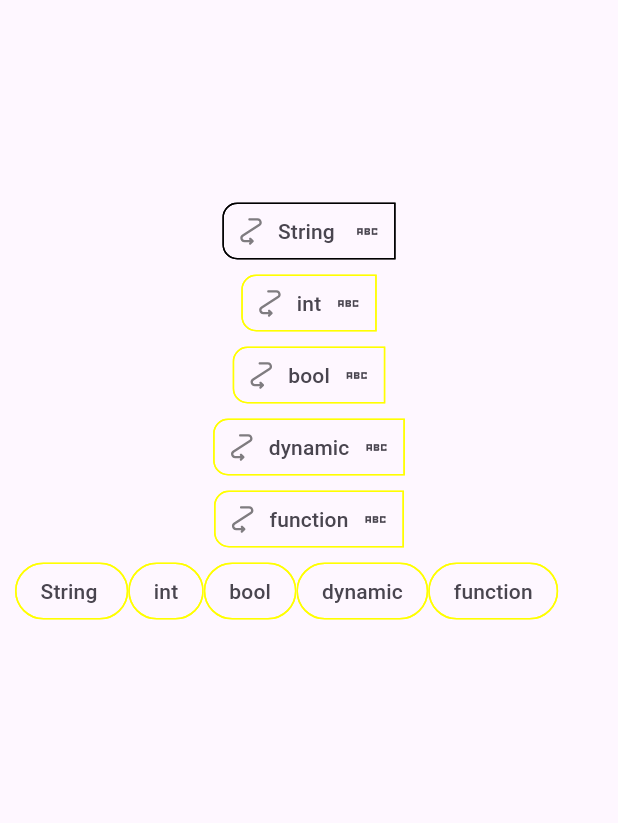
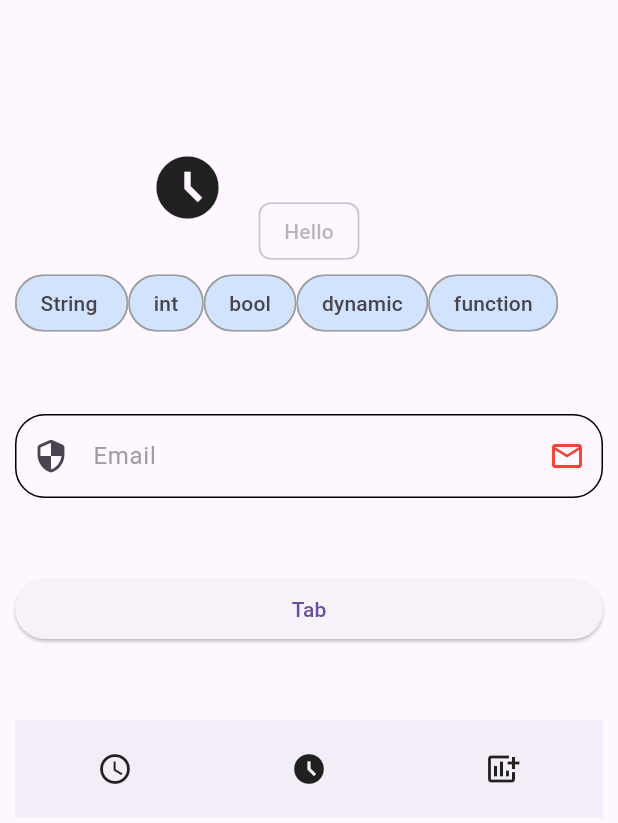
Before and after one commit to Mehrankhan-METRA-RGB/QuickUI, a Flutter app: the screen it shows after launch, on a phone screen of 412 x 824 dp. Shown: the top 823 px of the screen. Run offline on Flutter 3.47's test engine with Material 3 defaults, Android fonts, the phone set to English and light mode, and no system bars; our stand-ins replace cached_network_image, flutter_svg.

Commit message:
floating widget done, optimize some code

```diff
--- a/quick_ui/example/lib/main.dart
+++ b/quick_ui/example/lib/main.dart
@@ -41,8 +41,7 @@ class _ExampleState extends State<Example> {
   List<String> listOfChip = ['String ', 'int', 'bool', 'dynamic', 'function'];
 
   int activeIndex = 0;
-
-
+  Offset offset = const Offset(50, 100);
 
   @override
   Widget build(BuildContext context) {
@@ -55,96 +54,12 @@ class _ExampleState extends State<Example> {
             const SizedBox(
               height: 130,
             ),
-            for (int i = 0; i < listOfChip.length; i++)
-              QuickChip(
-                avatar: 'assets/icon.svg',
-                borderColor: i == activeIndex?Colors.black:Colors.yellowAccent,
-                // backgroundColor: i == activeIndex? Colors.green:Colors.transparent,
-                onTap: () {
-                  activeIndex = i;
-                  setState(() {
-
-                  });
-                },
-                onDeleted: () {
-                  listOfChip.remove(listOfChip[i]);
-                  setState(() {
-
-                  });
-                },
-                deleteIcon:Icon(Icons.abc_sharp),
-                label: listOfChip[i],
-                shape: const RoundedRectangleBorder(
-                  borderRadius: BorderRadius.only(topLeft: Radius.circular(10),bottomLeft: Radius.circular(10)),
-                  side: BorderSide(color: Colors.transparent),
-                ),
-
-
-                // InputFields(
-                //   validator: (value) {
-                //     if(value!.isEmpty){
-                //       return 'Required Filed';
-                //     }
-                //     return null;
-                //   },
-                //   unFocusedColor: Colors.yellow,
-                //   borderColor: Colors.green,
-                //   // validationText: 'Email Is Required',
-                //   label: const Text('label'),
-                //   focusNode:focusNode,
-                //   border:  OutlineInputBorder(
-                //     borderSide: const BorderSide(color: Colors.red),
-                //     borderRadius: BorderRadius.circular(20),
-                //   ),
-                //   hintText: 'Email',
-                //   suffixIcon: const Icon(Icons.add),
-                //   prefixIcon: Icons.ac_unit_sharp,
-                //   textStyle: const TextStyle(
-                //     fontSize: 10,
-                //     fontWeight: FontWeight.w400,
-                //     color: Colors.cyan,
-                //   ),
-                // ),
-                // ElevatedButton(onPressed: () {
-                //   if(_formKey.currentState!.validate()){
-                //
-                //   }
-                //
-                // }, child: const Center(child: Text('Tab')))
-
-                // SimpleBottomBar(
-                //   items: [
-                //     BarItem(
-                //       icon: Icons.add,
-                //       activeIcon: Icons.access_time,
-                //       index: 0,
-                //       selectedIndex: 0,
-                //       onTap: (int index) {},
-                //     ),
-                //     BarItem(
-                //       icon: Icons.ac_unit,
-                //       activeIcon: Icons.access_time_filled,
-                //       index: 0,
-                //       selectedIndex: 0,
-                //       onTap: (int index) {},
-                //     ),
-                //     BarItem(
-                //       icon: Icons.add_chart,
-                //       activeIcon: Icons.add_chart,
-                //       index: 0,
-                //       selectedIndex: 0,
-                //       onTap: (int index) {},
-                //     ),
-                //   ],
-                //   onChange: (int index) {},
-                // )
-              ),
-
+            const InputChip(label: Text("Hello")),
             Wrap(
               children: listOfChip.map((e) {
                 return QuickChip(
-                  borderColor:  Colors.yellowAccent,
-                  backgroundColor: Colors.transparent,
+                  borderColor: Colors.grey,
+                  backgroundColor: Colors.blue.withOpacity(0.2),
                   deleteIcon: const Icon(
                     Icons.ac_unit_sharp,
                     color: Colors.black,
@@ -155,66 +70,82 @@ class _ExampleState extends State<Example> {
                     borderRadius: BorderRadius.circular(30),
                     side: const BorderSide(color: Colors.transparent),
                   ),
-                  // InputFields(
-                  //   validator: (value) {
-                  //     if(value!.isEmpty){
-                  //       return 'Required Filed';
-                  //     }
-                  //     return null;
-                  //   },
-                  //   unFocusedColor: Colors.yellow,
-                  //   borderColor: Colors.green,
-                  //   // validationText: 'Email Is Required',
-                  //   label: const Text('label'),
-                  //   focusNode:focusNode,
-                  //   border:  OutlineInputBorder(
-                  //     borderSide: const BorderSide(color: Colors.red),
-                  //     borderRadius: BorderRadius.circular(20),
-                  //   ),
-                  //   hintText: 'Email',
-                  //   suffixIcon: const Icon(Icons.add),
-                  //   prefixIcon: Icons.ac_unit_sharp,
-                  //   textStyle: const TextStyle(
-                  //     fontSize: 10,
-                  //     fontWeight: FontWeight.w400,
-                  //     color: Colors.cyan,
-                  //   ),
-                  // ),
-                  // ElevatedButton(onPressed: () {
-                  //   if(_formKey.currentState!.validate()){
-                  //
-                  //   }
-                  //
-                  // }, child: const Center(child: Text('Tab')))
-
-                  // SimpleBottomBar(
-                  //   items: [
-                  //     BarItem(
-                  //       icon: Icons.add,
-                  //       activeIcon: Icons.access_time,
-                  //       index: 0,
-                  //       selectedIndex: 0,
-                  //       onTap: (int index) {},
-                  //     ),
-                  //     BarItem(
-                  //       icon: Icons.ac_unit,
-                  //       activeIcon: Icons.access_time_filled,
-                  //       index: 0,
-                  //       selectedIndex: 0,
-                  //       onTap: (int index) {},
-                  //     ),
-                  //     BarItem(
-                  //       icon: Icons.add_chart,
-                  //       activeIcon: Icons.add_chart,
-                  //       index: 0,
-                  //       selectedIndex: 0,
-                  //       onTap: (int index) {},
-                  //     ),
-                  //   ],
-                  //   onChange: (int index) {},
-                  // )
                 );
               }).toList(),
+            ),
+            const SizedBox(
+              height: 50,
+            ),
+            InputFields(
+              validator: (value) {
+                if (value!.isEmpty) {
+                  return 'Required Filed';
+                }
+                return null;
+              },
+              unFocusedColor: Colors.grey.withOpacity(0.3),
+              focusedColor: Colors.black87,
+              borderColor: (val) => val!,
+              label: const Text('label'),
+              focusNode: focusNode,
+              border: OutlineInputBorder(
+                borderSide: const BorderSide(color: Colors.red),
+                borderRadius: BorderRadius.circular(20),
+              ),
+              hintText: 'Email',
+              suffixIcon: const Icon(
+                Icons.email_outlined,
+                color: Colors.red,
+              ),
+              prefixIcon: Icons.security_rounded,
+              textStyle: const TextStyle(
+                fontSize: 16,
+                fontWeight: FontWeight.w400,
+                color: Colors.grey,
+              ),
+            ),
+            const SizedBox(
+              height: 50,
+            ),
+            ElevatedButton(
+                onPressed: () {
+                  if (_formKey.currentState!.validate()) {}
+                },
+                child: const Center(child: Text('Tab'))),
+            const SizedBox(
+              height: 50,
+            ),
+            SimpleBottomBar(
+              items: [
+                BarItem(
+                  icon: Icons.add,
+                  activeIcon: Icons.access_time,
+                  index: 0,
+                  selectedIndex: 0,
+                  onTap: (int index) {},
+                ),
+                BarItem(
+                  icon: Icons.ac_unit,
+                  activeIcon: Icons.access_time_filled,
+                  index: 0,
+                  selectedIndex: 0,
+                  onTap: (int index) {},
+                ),
+                BarItem(
+                  icon: Icons.add_chart,
+                  activeIcon: Icons.add_chart,
+                  index: 0,
+                  selectedIndex: 0,
+                  onTap: (int index) {},
+                ),
+              ],
+              onChange: (int index) {},
+            ),
+            const QuickFloat(
+              child: Icon(
+                Icons.access_time_filled,
+                size: 50,
+              ), // Set the desired offsets
             )
           ],
         ),
--- a/quick_ui/lib/Widgets/Images/quick_image.dart
+++ b/quick_ui/lib/Widgets/Images/quick_image.dart
@@ -72,11 +72,10 @@ class QuickImage<T> extends StatelessWidget {
 
   @override
   Widget build(BuildContext context) {
-
-    print(url is IconData);
-    print(url);
-
-    print(color);
+    // print(url is IconData);
+    // print(url);
+    //
+    // print(color);
 
     return ClipRRect(
       borderRadius: radius ?? BorderRadius.zero,
@@ -100,12 +99,10 @@ class QuickImage<T> extends StatelessWidget {
       );
     } else {
       return url.toString().toLowerCase().endsWith("svg")
-          ?  _buildSvgImage(context)
-          :  _buildCachedNetworkImage(context);
+          ? _buildSvgImage(context)
+          : _buildCachedNetworkImage(context);
     }
   }
-
-
 
   Widget _buildSvgImage(BuildContext context) {
     return url.toString().contains("http")
--- a/quick_ui/lib/Widgets/InputFields/input_field.dart
+++ b/quick_ui/lib/Widgets/InputFields/input_field.dart
@@ -1,9 +1,13 @@
 import 'dart:developer';
+
 import 'package:flutter/material.dart';
 import 'package:quick_ui/quick_ui.dart';
 
+typedef VoidInputChange = void Function(String value);
+typedef InputBorderColor = Color Function(Color? value);
+
 class InputFields<T> extends StatefulWidget {
-  InputFields(
+  const InputFields(
       {super.key,
       this.title,
       this.controller,
@@ -25,15 +29,22 @@ class InputFields<T> extends StatefulWidget {
       this.onEditingComplete,
       this.onTap,
       this.suffixIcon,
-      this.prefixIcon, this.focusedColor, this.unFocusedColor});
+      this.prefixIcon,
+      this.focusedColor,
+      this.unFocusedColor,
+      this.borderWidth = 1,
+      this.borderStyle = BorderStyle.solid,
+      this.borderStrokeAlign = BorderSide.strokeAlignInside,
+      this.errorColor});
 
   final String? title;
   final TextEditingController? controller;
   final String? hintText;
   final Color? fillColor;
+  final Color? errorColor;
   final Color? focusedColor;
   final Color? unFocusedColor;
-  Color? borderColor;
+  final InputBorderColor? borderColor;
   final T? suffixIcon;
   final double? borderRadius;
   final T? prefixIcon;
@@ -42,8 +53,10 @@ class InputFields<T> extends StatefulWidget {
   final ThemeData? themeData;
   final String? validationText;
   final Widget? label;
-
-  final Function(String value)? onChange;
+  final double borderWidth;
+  final BorderStyle borderStyle;
+  final double borderStrokeAlign;
+  final VoidInputChange? onChange;
   final String? Function(String? value)? validator;
 
   final InputBorder? border;
@@ -51,35 +64,54 @@ class InputFields<T> extends StatefulWidget {
   final InputDecoration? inputDecoration;
   final VoidCallback? onTap;
   final VoidCallback? onEditingComplete;
-  final Function(String value)? onFieldSubmit;
-
-
+  final VoidInputChange? onFieldSubmit;
 
   @override
   State<InputFields<T>> createState() => _InputFieldsState<T>();
 }
 
 class _InputFieldsState<T> extends State<InputFields<T>> {
-
   Color? borderColor;
-
 
   @override
   void initState() {
+    ///TODO:ORIGINAL CODE
+    // if (widget.focusNode != null) {
+    //   if (mounted) {
+    //     widget.focusNode!.addListener(() {
+    //       log("focus in listener ${widget.focusNode!.hasFocus}");
+    //       if (widget.focusNode!.hasFocus == true) {
+    //         log('Focused Call>>');
+    //         if (widget.borderColor != null) {
+    //           borderColor = widget.borderColor!(widget.focusedColor);
+    //         }
+    //         // widget.borderColor = ;
+    //       } else {
+    //         log('Unfocused Call>>');
+    //         if (widget.borderColor != null) {
+    //           borderColor = widget.borderColor!(widget.unFocusedColor);
+    //         }
+    //       }
+    //       setState(() {});
+    //     });
+    //   }
 
-
-
+    ///TODO:OPTIMIZE CODE FOR TESTING
     if (widget.focusNode != null) {
       if (mounted) {
         widget.focusNode!.addListener(() {
           log("focus in listener ${widget.focusNode!.hasFocus}");
-         if(widget.focusNode!.hasFocus == true){
+          if (widget.focusNode!.hasFocus == true) {
             log('Focused Call>>');
-           widget.borderColor = widget.focusedColor?? widget.borderColor;
-         }else{
+            if (widget.borderColor != null) {
+              borderColor = widget.borderColor!(widget.focusedColor);
+            }
+            // widget.borderColor = ;
+          } else {
             log('Unfocused Call>>');
-           widget.borderColor = widget.unFocusedColor ?? widget.borderColor;
-
+            if (widget.borderColor != null) {
+              borderColor = widget.borderColor!(widget.unFocusedColor);
+            }
           }
           setState(() {});
         });
@@ -92,7 +124,7 @@ class _InputFieldsState<T> extends State<InputFields<T>> {
 
   @override
   Widget build(BuildContext context) {
-    print("BUILD CALL ${widget.borderColor}");
+    print("BUILD CALL $borderColor");
     final theme = Theme.of(context);
     return Column(
       mainAxisAlignment: MainAxisAlignment.start,
@@ -106,10 +138,11 @@ class _InputFieldsState<T> extends State<InputFields<T>> {
                 style: widget.textStyle ?? theme.textTheme.bodyLarge,
               )),
         TextFormField(
-          validator: widget.validator??  (value) {
-            if(value!.isNotEmpty){
+          validator: widget.validator ??
+              (value) {
+                if (value!.isNotEmpty) {
                   return null;
-            }else{
+                } else {
                   return widget.validationText;
                 }
               },
@@ -122,14 +155,16 @@ class _InputFieldsState<T> extends State<InputFields<T>> {
           decoration: widget.inputDecoration?.copyWith(
                 labelText: widget.title,
                 errorBorder: widget.border?.copyWith(
-                  borderSide: const BorderSide(color: Colors.red),
+                  borderSide: _borderSide(
+                      color: widget.errorColor ??
+                          theme.inputDecorationTheme.errorBorder?.borderSide
+                              .color),
                 ),
                 enabledBorder: widget.border?.copyWith(
-                    borderSide:
-                        BorderSide(color: borderColor ?? Colors.transparent)),
+                  borderSide: _borderSide(color: borderColor),
+                ),
                 border: OutlineInputBorder(
-                    borderSide:
-                        BorderSide(color: borderColor ?? Colors.transparent)),
+                    borderSide: _borderSide(color: borderColor)),
                 focusedBorder: widget.border,
                 hintStyle: widget.textStyle,
                 helperStyle: widget.textStyle,
@@ -138,81 +173,32 @@ class _InputFieldsState<T> extends State<InputFields<T>> {
                 fillColor: widget.fillColor,
                 labelStyle: widget.textStyle,
                 // label:widget.label,
-                prefixIcon: widget.prefixIcon != null
-                    ? widget.prefixIcon is IconData
-                        ? Icon(widget.prefixIcon as IconData)
-                        : widget.prefixIcon is String
-                            ? QuickImage(
-                                height: 10,
-                                width: 10,
-                                color: Colors.yellow,
-                                url: widget.prefixIcon,
-                              )
-                            : widget.prefixIcon is Widget
-                                ? widget.prefixIcon as Widget
-                                : null
-                    : null,
-                suffixIcon: widget.suffixIcon != null
-                    ? widget.suffixIcon is IconData
-                        ? Icon(widget.suffixIcon as IconData)
-                        : widget.suffixIcon is String
-                            ? QuickImage(
-                                height: 10,
-                                width: 10,
-                                color: Colors.yellow,
-                                url: widget.suffixIcon,
-                              )
-                            : widget.suffixIcon is Widget
-                                ? widget.suffixIcon as Widget
-                                : null
-                    : null,
+                prefixIcon: _prefixIcon(context),
+                suffixIcon: _suffixIcon(context),
               ) ??
               InputDecoration(
                 labelText: widget.title,
-                prefixIcon: widget.prefixIcon != null
-                    ? widget.prefixIcon is IconData
-                        ? Icon(widget.prefixIcon as IconData)
-                        : widget.prefixIcon is String
-                            ? QuickImage(
-                                height: 10,
-                                width: 10,
-                                color: Colors.yellow,
-                                url: widget.prefixIcon,
-                              )
-                            : widget.prefixIcon is Widget
-                                ? widget.prefixIcon as Widget
-                                : null
-                    : null,
-                suffixIcon: widget.suffixIcon != null
-                    ? widget.suffixIcon is IconData
-                        ? Icon(widget.suffixIcon as IconData)
-                        : widget.suffixIcon is String
-                            ? QuickImage(
-                                height: 10,
-                                width: 10,
-                                color: Colors.yellow,
-                                url: widget.suffixIcon,
-                              )
-                            : widget.suffixIcon is Widget
-                                ? widget.suffixIcon as Widget
-                                : null
-                    : null,
-                errorBorder: widget.border
-                    ?.copyWith(borderSide: const BorderSide(color: Colors.red)),
+                prefixIcon: _prefixIcon(context),
+                suffixIcon: _suffixIcon(context),
+                errorBorder: widget.border?.copyWith(
+                  borderSide: _borderSide(
+                      color: widget.errorColor ??
+                          theme.inputDecorationTheme.errorBorder?.borderSide
+                              .color),
+                ),
                 enabledBorder: widget.border?.copyWith(
-                  borderSide: BorderSide(color: widget.borderColor??Colors.transparent),
+                  borderSide: _borderSide(color: borderColor),
                 ),
                 border: widget.border?.copyWith(
-
-                  borderSide: BorderSide(color: widget.borderColor??Colors.transparent),
+                  borderSide: _borderSide(color: borderColor),
                 ),
                 focusedBorder: widget.border?.copyWith(
-
-                  borderSide: BorderSide(color: widget.borderColor??Colors.transparent),
+                  borderSide: _borderSide(color: borderColor),
                 ),
                 hintText: widget.hintText,
                 fillColor: theme.inputDecorationTheme.fillColor,
-                errorStyle: theme.inputDecorationTheme.errorStyle,
+                errorStyle: theme.inputDecorationTheme.errorStyle
+                    ?.copyWith(color: widget.errorColor),
                 focusColor: theme.inputDecorationTheme.focusColor,
                 contentPadding: theme.inputDecorationTheme.contentPadding,
                 labelStyle:
@@ -226,4 +212,47 @@ class _InputFieldsState<T> extends State<InputFields<T>> {
       ],
     );
   }
+
+  Widget? _prefixIcon(BuildContext context) {
+    return widget.prefixIcon != null
+        ? widget.prefixIcon is IconData
+            ? Icon(widget.prefixIcon as IconData)
+            : widget.prefixIcon is String
+                ? QuickImage(
+                    height: 10,
+                    width: 10,
+                    color: Colors.yellow,
+                    url: widget.prefixIcon,
+                  )
+                : widget.prefixIcon is Widget
+                    ? widget.prefixIcon as Widget
+                    : null
+        : null;
   }
+
+  Widget? _suffixIcon(BuildContext context) {
+    return widget.suffixIcon != null
+        ? widget.suffixIcon is IconData
+            ? Icon(widget.suffixIcon as IconData)
+            : widget.suffixIcon is String
+                ? QuickImage(
+                    height: 10,
+                    width: 10,
+                    color: Colors.yellow,
+                    url: widget.suffixIcon,
+                  )
+                : widget.suffixIcon is Widget
+                    ? widget.suffixIcon as Widget
+                    : null
+        : null;
+  }
+
+  BorderSide _borderSide({
+    Color? color = const Color(0x00ffffff),
+  }) =>
+      BorderSide(
+          color: color ?? const Color(0xFF000000),
+          width: widget.borderWidth,
+          style: widget.borderStyle,
+          strokeAlign: widget.borderStrokeAlign);
+}
--- a/quick_ui/lib/quick_ui.dart
+++ b/quick_ui/lib/quick_ui.dart
@@ -1,6 +1,7 @@
 library quick_ui;
 
 export 'Widgets/Bars/simple_bottom_bar.dart';
+export 'Widgets/Buttons/quick_float.dart';
+export 'Widgets/Chips/quick_chip.dart';
 export 'Widgets/Images/quick_image.dart';
 export 'Widgets/InputFields/input_field.dart';
-export 'Widgets/Chips/quick_chip.dart';
```
Also changed, not shown: quick_ui/lib/Widgets/Buttons/quick_float.dart (added, +90 -0 lines), quick_ui/lib/Widgets/Chips/quick_chip.dart (+49 -0 lines), quick_ui/lib/Components/countries_details.dart (added). Lines whose indentation alone changed are shown as unchanged.
